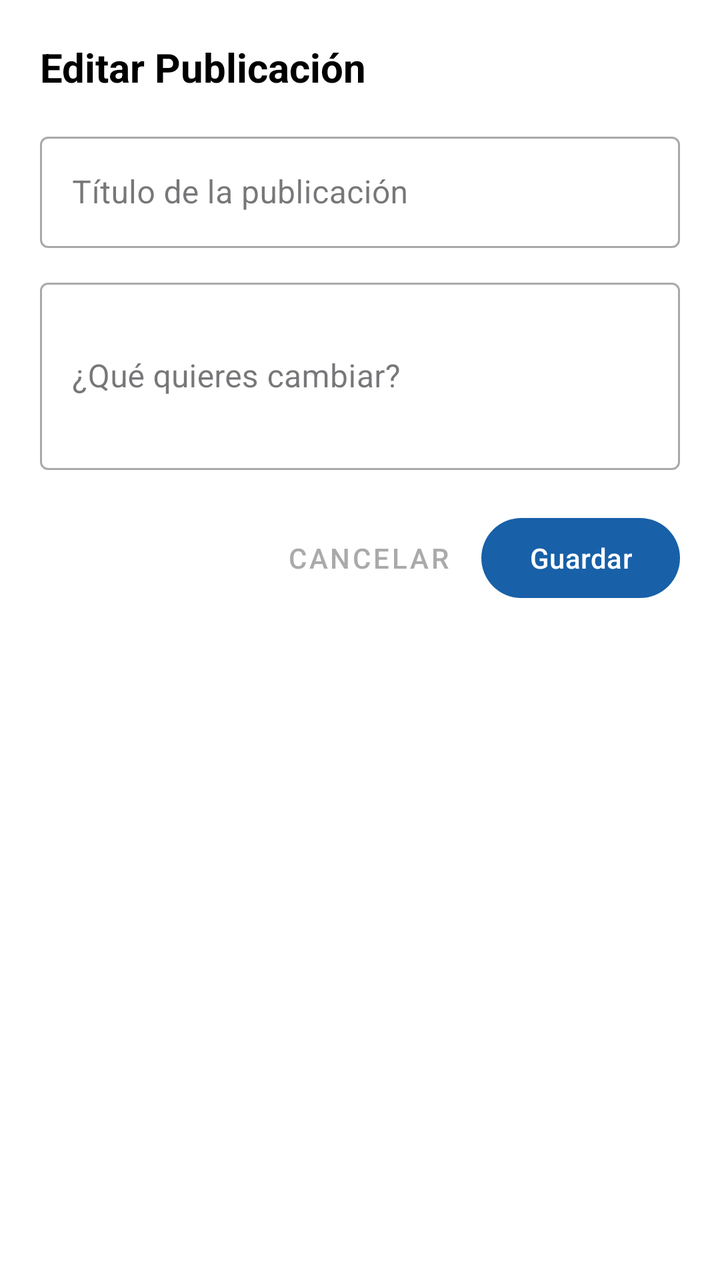
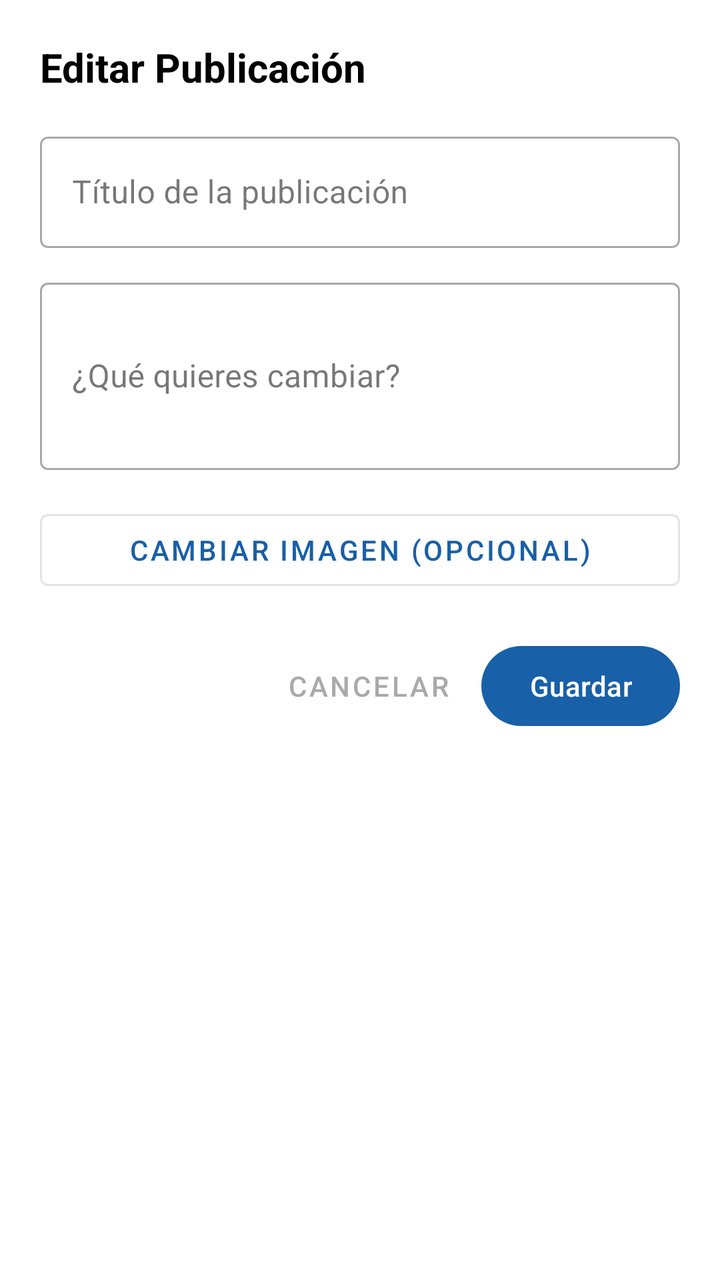

The first picture is an Android layout as it rendered before a commit; the second is the same layout after the commit. The layout source and the unified diff follow.
<!-- AndroidManifest.xml: application theme Theme.LinkedInInterno -->
<!-- res/layout/activity_editar_publicacion.xml -->
<?xml version="1.0" encoding="utf-8"?>
<LinearLayout xmlns:android="http://schemas.android.com/apk/res/android"
    android:layout_width="match_parent"
    android:layout_height="wrap_content"
    android:orientation="vertical"
    android:padding="20dp"
    android:background="@android:color/white">

    <TextView
        android:layout_width="match_parent"
        android:layout_height="wrap_content"
        android:text="Editar Publicación"
        android:textSize="20sp"
        android:textStyle="bold"
        android:textColor="@android:color/black"
        android:layout_marginBottom="16dp"/>

    <com.google.android.material.textfield.TextInputLayout
        android:layout_width="match_parent"
        android:layout_height="wrap_content"
        android:hint="Título de la publicación"
        style="@style/Widget.MaterialComponents.TextInputLayout.OutlinedBox">

        <com.google.android.material.textfield.TextInputEditText
            android:id="@+id/etEditarTitulo"
            android:layout_width="match_parent"
            android:layout_height="wrap_content"
            android:inputType="textCapSentences" />
    </com.google.android.material.textfield.TextInputLayout>

    <com.google.android.material.textfield.TextInputLayout
        android:layout_width="match_parent"
        android:layout_height="wrap_content"
        android:layout_marginTop="12dp"
        android:hint="¿Qué quieres cambiar?"
        style="@style/Widget.MaterialComponents.TextInputLayout.OutlinedBox">

        <com.google.android.material.textfield.TextInputEditText
            android:id="@+id/etEditarContenido"
            android:layout_width="match_parent"
            android:layout_height="wrap_content"
            android:inputType="textMultiLine"
            android:minLines="3" />
    </com.google.android.material.textfield.TextInputLayout>

    <LinearLayout
        android:layout_width="match_parent"
        android:layout_height="wrap_content"
        android:orientation="horizontal"
        android:gravity="end"
        android:layout_marginTop="20dp">

        <Button
            android:id="@+id/btnCancelarEdicion"
            style="@style/Widget.MaterialComponents.Button.TextButton"
            android:layout_width="wrap_content"
            android:layout_height="wrap_content"
            android:text="Cancelar"
            android:textColor="@android:color/darker_gray"/>

        <Button
            android:id="@+id/btnGuardarEdicion"
            android:layout_width="wrap_content"
            android:layout_height="wrap_content"
            android:text="Guardar"
            android:layout_marginStart="8dp"/>
    </LinearLayout>
</LinearLayout>
<!-- resources referenced by this layout -->
<resources>
  <style name="Theme.LinkedInInterno" parent="Base.Theme.LinkedInInterno" />
  <style name="Base.Theme.LinkedInInterno" parent="Theme.Material3.DayNight.NoActionBar">
          
          <item name="colorPrimary">@color/azul_institucional</item>
          <item name="colorOnPrimary">@color/white</item>
          <item name="colorPrimaryContainer">@color/azul_institucional</item>
          <item name="colorOnPrimaryContainer">@color/azul_oscuro</item>
          <item name="colorSecondary">@color/dorado_oro_uas</item>
          <item name="android:colorBackground">@color/white</item>
      </style>
  <color name="azul_institucional">#1860A8</color>
  <color name="white">#FFFFFFFF</color>
  <color name="azul_oscuro">#1B365D</color>
  <color name="dorado_oro_uas">#AF9121</color>
</resources>

<!-- the commit's change to res/layout/activity_editar_publicacion.xml (unified diff, before → after) -->
@@ -43,6 +43,25 @@
             android:minLines="3" />
     </com.google.android.material.textfield.TextInputLayout>
 
+    
+    <Button
+        android:id="@+id/btnEditarSeleccionarImagen"
+        style="@style/Widget.MaterialComponents.Button.OutlinedButton"
+        android:layout_width="match_parent"
+        android:layout_height="wrap_content"
+        android:layout_marginTop="16dp"
+        android:text="Cambiar imagen (Opcional)" />
+
+    
+    <ImageView
+        android:id="@+id/ivEditarPreview"
+        android:layout_width="match_parent"
+        android:layout_height="140dp"
+        android:layout_marginTop="8dp"
+        android:scaleType="centerCrop"
+        android:visibility="gone"
+        android:contentDescription="Vista previa de imagen" />
+
     <LinearLayout
         android:layout_width="match_parent"
         android:layout_height="wrap_content"
